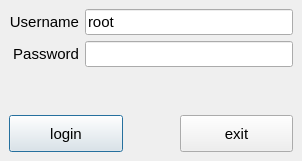
The window that client/login_dialog.ui (danielrocher/qtsmbstatus) describes before a commit, drawn with Qt 5.
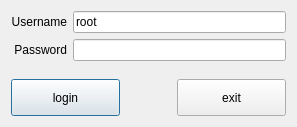
The same window after the commit.

Diff of the .ui file:
```diff
--- a/client/login_dialog.ui
+++ b/client/login_dialog.ui
@@ -5,77 +5,113 @@
    <rect>
     <x>0</x>
     <y>0</y>
-    <width>302</width>
-    <height>161</height>
+    <width>297</width>
+    <height>127</height>
    </rect>
   </property>
-  <property name="font" >
-   <font>
-    <family>Arial</family>
-    <pointsize>11</pointsize>
-   </font>
-  </property>
   <property name="windowTitle" >
    <string>Connect to qtsmbstatus server</string>
   </property>
-  <layout class="QGridLayout" >
-   <property name="margin" >
-    <number>9</number>
-   </property>
-   <property name="spacing" >
-    <number>6</number>
-   </property>
-   <item row="2" column="1" >
-    <spacer>
-     <property name="orientation" >
-      <enum>Qt::Vertical</enum>
-     </property>
-     <property name="sizeHint" >
-      <size>
-       <width>20</width>
-       <height>40</height>
-      </size>
-     </property>
-    </spacer>
-   </item>
+  <layout class="QGridLayout" name="gridLayout_2" >
    <item row="0" column="0" >
-    <widget class="QLabel" name="label_username" >
-     <property name="sizePolicy" >
-      <sizepolicy>
-       <hsizetype>1</hsizetype>
-       <vsizetype>5</vsizetype>
-       <horstretch>0</horstretch>
-       <verstretch>0</verstretch>
-      </sizepolicy>
-     </property>
-     <property name="text" >
-      <string>Username</string>
-     </property>
-     <property name="alignment" >
-      <set>Qt::AlignRight|Qt::AlignTrailing|Qt::AlignVCenter</set>
-     </property>
-     <property name="wordWrap" >
-      <bool>false</bool>
-     </property>
-     <property name="buddy" >
-      <cstring>input_username</cstring>
-     </property>
-    </widget>
+    <layout class="QGridLayout" name="gridLayout" >
+     <item row="0" column="0" >
+      <widget class="QLabel" name="label_username" >
+       <property name="sizePolicy" >
+        <sizepolicy vsizetype="Preferred" hsizetype="Minimum" >
+         <horstretch>0</horstretch>
+         <verstretch>0</verstretch>
+        </sizepolicy>
+       </property>
+       <property name="text" >
+        <string>Username</string>
+       </property>
+       <property name="alignment" >
+        <set>Qt::AlignRight|Qt::AlignTrailing|Qt::AlignVCenter</set>
+       </property>
+       <property name="wordWrap" >
+        <bool>false</bool>
+       </property>
+       <property name="buddy" >
+        <cstring>input_username</cstring>
+       </property>
+      </widget>
+     </item>
+     <item row="0" column="1" >
+      <widget class="QLineEdit" name="input_username" >
+       <property name="sizePolicy" >
+        <sizepolicy vsizetype="Minimum" hsizetype="Expanding" >
+         <horstretch>0</horstretch>
+         <verstretch>0</verstretch>
+        </sizepolicy>
+       </property>
+       <property name="text" >
+        <string>root</string>
+       </property>
+      </widget>
+     </item>
+     <item row="1" column="0" >
+      <widget class="QLabel" name="label_password" >
+       <property name="sizePolicy" >
+        <sizepolicy vsizetype="Preferred" hsizetype="Minimum" >
+         <horstretch>0</horstretch>
+         <verstretch>0</verstretch>
+        </sizepolicy>
+       </property>
+       <property name="text" >
+        <string>Password</string>
+       </property>
+       <property name="alignment" >
+        <set>Qt::AlignRight|Qt::AlignTrailing|Qt::AlignVCenter</set>
+       </property>
+       <property name="wordWrap" >
+        <bool>false</bool>
+       </property>
+       <property name="buddy" >
+        <cstring>input_password</cstring>
+       </property>
+      </widget>
+     </item>
+     <item row="1" column="1" >
+      <widget class="QLineEdit" name="input_password" >
+       <property name="sizePolicy" >
+        <sizepolicy vsizetype="Minimum" hsizetype="Expanding" >
+         <horstretch>0</horstretch>
+         <verstretch>0</verstretch>
+        </sizepolicy>
+       </property>
+       <property name="echoMode" >
+        <enum>QLineEdit::Password</enum>
+       </property>
+      </widget>
+     </item>
+     <item row="2" column="1" >
+      <spacer name="spacer" >
+       <property name="orientation" >
+        <enum>Qt::Vertical</enum>
+       </property>
+       <property name="sizeHint" stdset="0" >
+        <size>
+         <width>20</width>
+         <height>40</height>
+        </size>
+       </property>
+      </spacer>
+     </item>
+    </layout>
    </item>
-   <item row="3" column="0" colspan="2" >
+   <item row="1" column="0" >
     <layout class="QHBoxLayout" >
-     <property name="margin" >
-      <number>0</number>
-     </property>
      <property name="spacing" >
       <number>6</number>
      </property>
+     <property name="margin" >
+      <number>0</number>
+     </property>
      <item>
       <widget class="QPushButton" name="bt_login" >
        <property name="sizePolicy" >
-        <sizepolicy>
-         <hsizetype>3</hsizetype>
-         <vsizetype>5</vsizetype>
+        <sizepolicy vsizetype="Preferred" hsizetype="MinimumExpanding" >
          <horstretch>0</horstretch>
          <verstretch>0</verstretch>
         </sizepolicy>
@@ -93,7 +129,7 @@
        <property name="sizeType" >
         <enum>QSizePolicy::Preferred</enum>
        </property>
-       <property name="sizeHint" >
+       <property name="sizeHint" stdset="0" >
         <size>
          <width>51</width>
          <height>37</height>
@@ -104,9 +140,7 @@
      <item>
       <widget class="QPushButton" name="bt_exit" >
        <property name="sizePolicy" >
-        <sizepolicy>
-         <hsizetype>3</hsizetype>
-         <vsizetype>5</vsizetype>
+        <sizepolicy vsizetype="Preferred" hsizetype="MinimumExpanding" >
          <horstretch>0</horstretch>
          <verstretch>0</verstretch>
         </sizepolicy>
@@ -118,64 +152,8 @@
      </item>
     </layout>
    </item>
-   <item row="0" column="1" >
-    <widget class="QLineEdit" name="input_username" >
-     <property name="sizePolicy" >
-      <sizepolicy>
-       <hsizetype>7</hsizetype>
-       <vsizetype>1</vsizetype>
-       <horstretch>0</horstretch>
-       <verstretch>0</verstretch>
-      </sizepolicy>
-     </property>
-     <property name="text" >
-      <string>root</string>
-     </property>
-    </widget>
-   </item>
-   <item row="1" column="1" >
-    <widget class="QLineEdit" name="input_password" >
-     <property name="sizePolicy" >
-      <sizepolicy>
-       <hsizetype>7</hsizetype>
-       <vsizetype>1</vsizetype>
-       <horstretch>0</horstretch>
-       <verstretch>0</verstretch>
-      </sizepolicy>
-     </property>
-     <property name="echoMode" >
-      <enum>QLineEdit::Password</enum>
-     </property>
-    </widget>
-   </item>
-   <item row="1" column="0" >
-    <widget class="QLabel" name="label_password" >
-     <property name="sizePolicy" >
-      <sizepolicy>
-       <hsizetype>1</hsizetype>
-       <vsizetype>5</vsizetype>
-       <horstretch>0</horstretch>
-       <verstretch>0</verstretch>
-      </sizepolicy>
-     </property>
-     <property name="text" >
-      <string>Password</string>
-     </property>
-     <property name="alignment" >
-      <set>Qt::AlignRight|Qt::AlignTrailing|Qt::AlignVCenter</set>
-     </property>
-     <property name="wordWrap" >
-      <bool>false</bool>
-     </property>
-     <property name="buddy" >
-      <cstring>input_password</cstring>
-     </property>
-    </widget>
-   </item>
   </layout>
  </widget>
- <layoutdefault spacing="6" margin="11" />
- <pixmapfunction>qPixmapFromMimeSource</pixmapfunction>
  <tabstops>
   <tabstop>input_password</tabstop>
   <tabstop>bt_login</tabstop>
```
Left out of the diff: 34 changed lines with no effect on the pictures.
